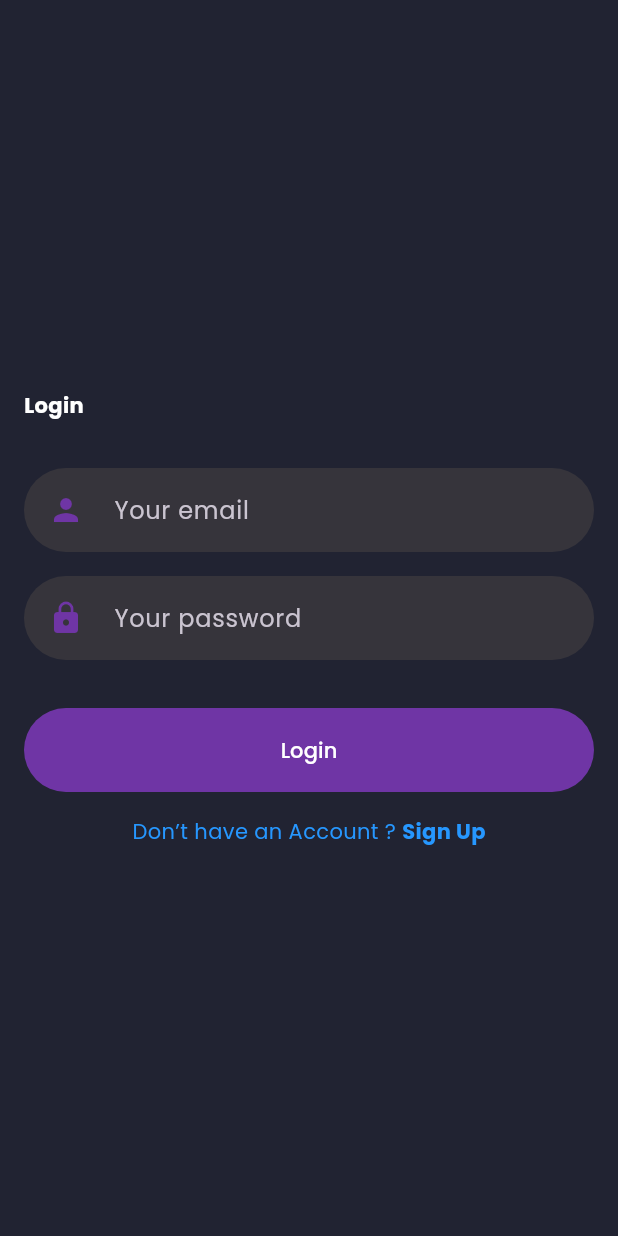
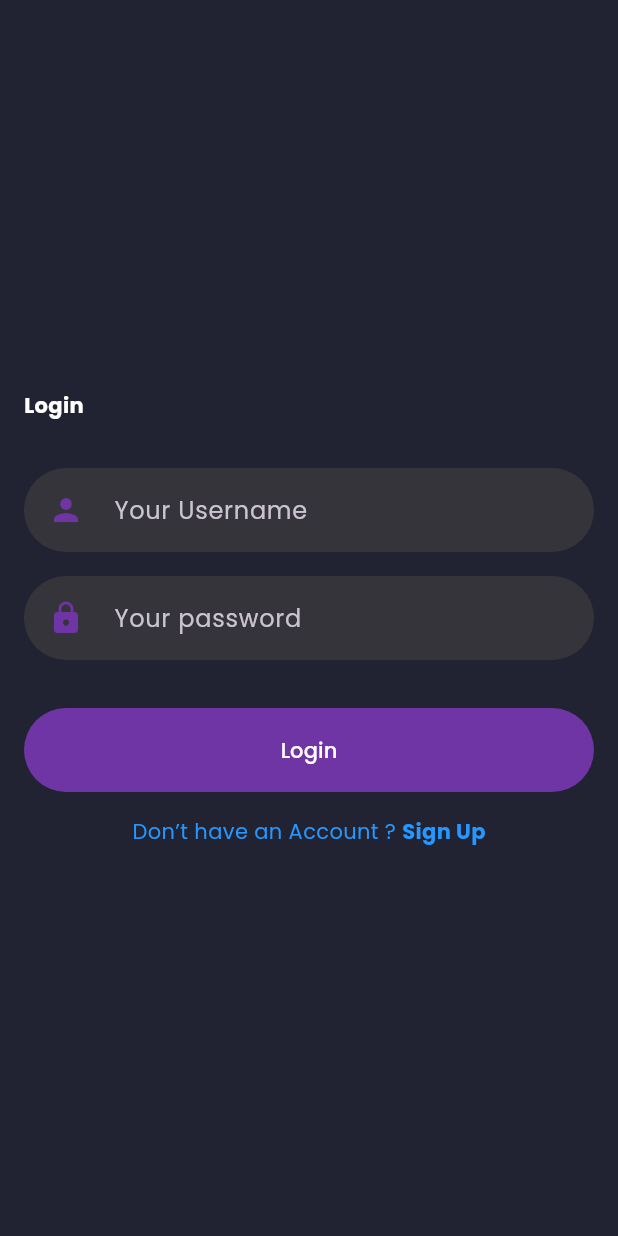
Before and after one commit to ElvinEga/userprofiles_flutter, a Flutter app: the screen it shows after launch, on a phone screen of 412 x 824 dp. Run offline on Flutter 3.47's test engine with Material 3 defaults, Android fonts, the phone set to English and light mode, and no system bars; our stand-ins replace dio, flutter_bloc, flutter_svg, google_fonts, google_generative_ai, shared_preferences; project files that could hold a hidden picture were left out.

```diff
--- a/lib/screens/auth/Login.dart
+++ b/lib/screens/auth/Login.dart
@@ -84,13 +84,13 @@ class LoginScreen extends StatelessWidget {
             textInputAction: TextInputAction.next,
             cursorColor: primaryColor,
             decoration: const InputDecoration(
-              hintText: "Your email",
+              hintText: "Your Username",
               prefixIcon: Padding(
                 padding: EdgeInsets.all(defaultPadding),
                 child: Icon(Icons.person),
               ),
             ),
-            validator: (value) => value!.isEmpty ? 'Email is required' : null,
+            validator: (value) => value!.isEmpty ? 'Username is required' : null,
           ),
           const SizedBox(height: defaultPadding),
           TextFormField(
```
